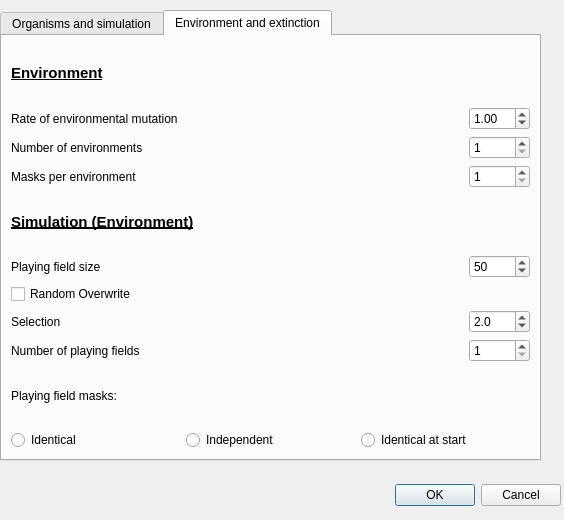
Old version of the form settings.ui in the repository palaeoware/trevosim.
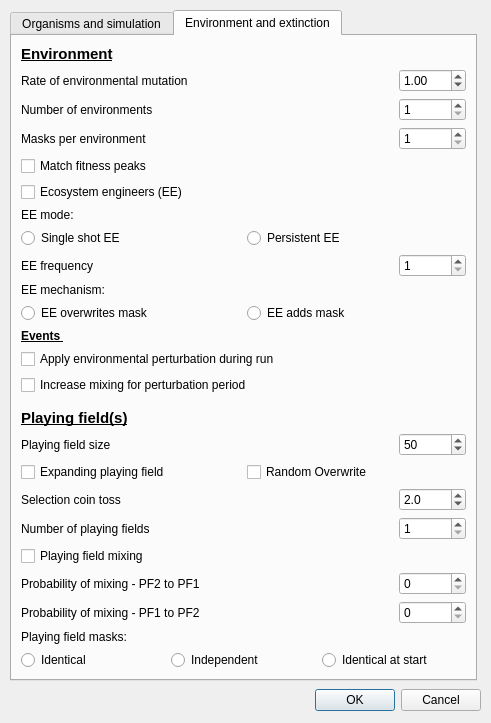
New version of the form.

What changed in the file:
```diff
--- a/settings.ui
+++ b/settings.ui
@@ -6,8 +6,8 @@
    <rect>
     <x>0</x>
     <y>0</y>
-    <width>564</width>
-    <height>520</height>
+    <width>491</width>
+    <height>723</height>
    </rect>
   </property>
   <property name="windowTitle">
@@ -16,10 +16,10 @@
   <widget class="QDialogButtonBox" name="buttonBox">
    <property name="geometry">
     <rect>
-     <x>10</x>
-     <y>470</y>
-     <width>551</width>
-     <height>51</height>
+     <x>0</x>
+     <y>680</y>
+     <width>481</width>
+     <height>41</height>
     </rect>
    </property>
    <property name="orientation">
@@ -32,10 +32,10 @@
   <widget class="QTabWidget" name="settingsTabWidget">
    <property name="geometry">
     <rect>
-     <x>0</x>
+     <x>10</x>
      <y>10</y>
-     <width>541</width>
-     <height>451</height>
+     <width>467</width>
+     <height>671</height>
     </rect>
    </property>
    <property name="currentIndex">
@@ -206,41 +206,94 @@
      <string>Environment and extinction</string>
     </attribute>
     <layout class="QGridLayout" name="gridLayout_2">
-     <item row="4" column="2">
-      <spacer name="horizontalSpacer">
-       <property name="orientation">
-        <enum>Qt::Horizontal</enum>
+     <item row="24" column="0">
+      <widget class="QLabel" name="label_15">
+       <property name="text">
+        <string>Probability of mixing - PF2 to PF1</string>
        </property>
-       <property name="sizeHint" stdset="0">
-        <size>
-         <width>40</width>
-         <height>20</height>
-        </size>
-       </property>
-      </spacer>
+      </widget>
      </item>
-     <item row="6" column="1">
-      <widget class="QLabel" name="label_17">
-       <property name="text">
-        <string>Masks per environment</string>
+     <item row="25" column="2">
+      <widget class="QSpinBox" name="s_mixing_0_to_1">
+       <property name="maximum">
+        <number>65535</number>
        </property>
       </widget>
      </item>
-     <item row="9" column="1">
-      <widget class="QCheckBox" name="c_random_overwrite">
+     <item row="15" column="0" colspan="3">
+      <widget class="QCheckBox" name="c_extinction">
        <property name="text">
-        <string>Random Overwrite</string>
+        <string>Apply environmental perturbation during run</string>
        </property>
       </widget>
      </item>
-     <item row="12" column="3">
+     <item row="20" column="0" colspan="3">
+      <layout class="QHBoxLayout" name="horizontalLayout_5">
+       <item>
+        <widget class="QCheckBox" name="c_expanding_playingfield">
+         <property name="text">
+          <string>Expanding playing field</string>
+         </property>
+        </widget>
+       </item>
+       <item>
+        <widget class="QCheckBox" name="c_random_overwrite">
+         <property name="text">
+          <string>Random Overwrite</string>
+         </property>
+        </widget>
+       </item>
+      </layout>
+     </item>
+     <item row="22" column="2">
       <widget class="QSpinBox" name="s_multiple">
        <property name="minimum">
         <number>1</number>
        </property>
       </widget>
      </item>
-     <item row="4" column="3">
+     <item row="2" column="0">
+      <widget class="QLabel" name="label_7">
+       <property name="text">
+        <string>Rate of environmental mutation</string>
+       </property>
+      </widget>
+     </item>
+     <item row="1" column="0">
+      <widget class="QLabel" name="label_14">
+       <property name="font">
+        <font>
+         <pointsize>11</pointsize>
+         <bold>true</bold>
+         <underline>true</underline>
+        </font>
+       </property>
+       <property name="text">
+        <string>Environment</string>
+       </property>
+      </widget>
+     </item>
+     <item row="2" column="1">
+      <spacer name="horizontalSpacer">
+       <property name="orientation">
+        <enum>Qt::Horizontal</enum>
+       </property>
+       <property name="sizeHint" stdset="0">
+        <size>
+         <width>40</width>
+         <height>20</height>
+        </size>
+       </property>
+      </spacer>
+     </item>
+     <item row="25" column="0">
+      <widget class="QLabel" name="label_21">
+       <property name="text">
+        <string>Probability of mixing - PF1 to PF2</string>
+       </property>
+      </widget>
+     </item>
+     <item row="2" column="2">
       <widget class="QDoubleSpinBox" name="s_environment_mutation">
        <property name="decimals">
         <number>2</number>
@@ -253,28 +306,182 @@
        </property>
       </widget>
      </item>
-     <item row="5" column="1">
+     <item row="19" column="2">
+      <widget class="QSpinBox" name="s_playingfield_size">
+       <property name="minimum">
+        <number>2</number>
+       </property>
+       <property name="maximum">
+        <number>10000</number>
+       </property>
+       <property name="value">
+        <number>50</number>
+       </property>
+      </widget>
+     </item>
+     <item row="23" column="0">
+      <widget class="QCheckBox" name="c_mixing">
+       <property name="text">
+        <string>Playing field mixing</string>
+       </property>
+      </widget>
+     </item>
+     <item row="10" column="1">
+      <spacer name="horizontalSpacer_3">
+       <property name="orientation">
+        <enum>Qt::Horizontal</enum>
+       </property>
+       <property name="sizeHint" stdset="0">
+        <size>
+         <width>40</width>
+         <height>20</height>
+        </size>
+       </property>
+      </spacer>
+     </item>
+     <item row="21" column="0">
+      <widget class="QLabel" name="label_23">
+       <property name="text">
+        <string>Selection coin toss</string>
+       </property>
+      </widget>
+     </item>
+     <item row="5" column="0">
+      <widget class="QCheckBox" name="c_match_fitness_peaks">
+       <property name="text">
+        <string>Match fitness peaks</string>
+       </property>
+      </widget>
+     </item>
+     <item row="16" column="0" colspan="3">
+      <widget class="QCheckBox" name="c_mixing_perturbation">
+       <property name="text">
+        <string>Increase mixing for perturbation period </string>
+       </property>
+      </widget>
+     </item>
+     <item row="24" column="2">
+      <widget class="QSpinBox" name="s_mixing_1_to_0">
+       <property name="maximum">
+        <number>65535</number>
+       </property>
+      </widget>
+     </item>
+     <item row="18" column="0">
+      <widget class="QLabel" name="label_20">
+       <property name="font">
+        <font>
+         <pointsize>11</pointsize>
+         <bold>true</bold>
+         <underline>true</underline>
+        </font>
+       </property>
+       <property name="text">
+        <string>Playing field(s)</string>
+       </property>
+      </widget>
+     </item>
+     <item row="26" column="0">
+      <widget class="QLabel" name="label_16">
+       <property name="text">
+        <string>Playing field masks:</string>
+       </property>
+      </widget>
+     </item>
+     <item row="3" column="0">
       <widget class="QLabel" name="label_19">
        <property name="text">
         <string>Number of environments</string>
        </property>
       </widget>
      </item>
-     <item row="8" column="1">
+     <item row="21" column="2">
+      <widget class="QDoubleSpinBox" name="s_selection">
+       <property name="decimals">
+        <number>1</number>
+       </property>
+       <property name="minimum">
+        <double>1.000000000000000</double>
+       </property>
+       <property name="value">
+        <double>2.000000000000000</double>
+       </property>
+      </widget>
+     </item>
+     <item row="10" column="0">
+      <widget class="QLabel" name="EE_Label">
+       <property name="text">
+        <string>EE frequency</string>
+       </property>
+      </widget>
+     </item>
+     <item row="3" column="2">
+      <widget class="QSpinBox" name="s_environment_number">
+       <property name="minimum">
+        <number>1</number>
+       </property>
+      </widget>
+     </item>
+     <item row="4" column="2">
+      <widget class="QSpinBox" name="s_masks_per_environment">
+       <property name="minimum">
+        <number>1</number>
+       </property>
+      </widget>
+     </item>
+     <item row="4" column="0">
+      <widget class="QLabel" name="label_17">
+       <property name="text">
+        <string>Masks per environment</string>
+       </property>
+      </widget>
+     </item>
+     <item row="22" column="0">
+      <widget class="QLabel" name="label_playingfieldNumber">
+       <property name="text">
+        <string>Number of playing fields</string>
+       </property>
+      </widget>
+     </item>
+     <item row="6" column="0">
+      <widget class="QCheckBox" name="c_ecosystem_engineers">
+       <property name="text">
+        <string>Ecosystem engineers (EE)</string>
+       </property>
+      </widget>
+     </item>
+     <item row="19" column="0">
       <widget class="QLabel" name="label_18">
        <property name="text">
         <string>Playing field size</string>
        </property>
       </widget>
      </item>
-     <item row="6" column="3">
-      <widget class="QSpinBox" name="s_masks_per_environment">
-       <property name="minimum">
-        <number>1</number>
-       </property>
-      </widget>
+     <item row="12" column="0" colspan="3">
+      <layout class="QHBoxLayout" name="horizontalLayout_4">
+       <item>
+        <widget class="QRadioButton" name="r_overwrite_mask">
+         <property name="text">
+          <string>EE overwrites mask</string>
+         </property>
+         <attribute name="buttonGroup">
+          <string notr="true">button_group_overwrite_add</string>
+         </attribute>
+        </widget>
+       </item>
+       <item>
+        <widget class="QRadioButton" name="r_add_mask">
+         <property name="text">
+          <string>EE adds mask</string>
+         </property>
+         <attribute name="buttonGroup">
+          <string notr="true">button_group_overwrite_add</string>
+         </attribute>
+        </widget>
+       </item>
+      </layout>
      </item>
-     <item row="16" column="1" colspan="3">
+     <item row="27" column="0" colspan="3">
       <layout class="QHBoxLayout" name="horizontalLayout">
        <item>
         <widget class="QRadioButton" name="r_identical">
@@ -299,94 +506,77 @@
        </item>
       </layout>
      </item>
-     <item row="5" column="3">
-      <widget class="QSpinBox" name="s_environment_number">
-       <property name="minimum">
-        <number>1</number>
+     <item row="17" column="0">
+      <spacer name="verticalSpacer">
+       <property name="orientation">
+        <enum>Qt::Vertical</enum>
        </property>
-      </widget>
-     </item>
-     <item row="10" column="1">
-      <widget class="QLabel" name="label_23">
-       <property name="text">
-        <string>Selection</string>
+       <property name="sizeHint" stdset="0">
+        <size>
+         <width>20</width>
+         <height>40</height>
+        </size>
        </property>
-      </widget>
+      </spacer>
      </item>
-     <item row="10" column="3">
-      <widget class="QDoubleSpinBox" name="s_selection">
-       <property name="decimals">
-        <number>1</number>
+     <item row="14" column="0">
+      <widget class="QLabel" name="label_22">
+       <property name="font">
+        <font>
+         <bold>true</bold>
+         <underline>true</underline>
+        </font>
        </property>
-       <property name="minimum">
-        <double>1.000000000000000</double>
-       </property>
-       <property name="value">
-        <double>2.000000000000000</double>
-       </property>
-      </widget>
-     </item>
-     <item row="4" column="1">
-      <widget class="QLabel" name="label_7">
        <property name="text">
-        <string>Rate of environmental mutation</string>
+        <string>Events </string>
        </property>
       </widget>
      </item>
-     <item row="8" column="3">
-      <widget class="QSpinBox" name="s_playingfield_size">
+     <item row="10" column="2">
+      <widget class="QSpinBox" name="s_EE_frequency">
        <property name="minimum">
-        <number>2</number>
+        <number>1</number>
        </property>
        <property name="maximum">
-        <number>10000</number>
+        <number>100000</number>
        </property>
-       <property name="value">
-        <number>50</number>
-       </property>
       </widget>
      </item>
-     <item row="15" column="1">
-      <widget class="QLabel" name="label_16">
+     <item row="7" column="0" colspan="3">
+      <widget class="QLabel" name="EE_Label_3">
        <property name="text">
-        <string>Playing field masks:</string>
+        <string>EE mode:</string>
        </property>
       </widget>
      </item>
-     <item row="12" column="1">
-      <widget class="QLabel" name="label_24">
-       <property name="text">
-        <string>Number of playing fields</string>
-       </property>
-      </widget>
+     <item row="9" column="0" colspan="3">
+      <layout class="QHBoxLayout" name="horizontalLayout_2">
+       <item>
+        <widget class="QRadioButton" name="r_once_EE">
+         <property name="text">
+          <string>Single shot EE</string>
+         </property>
+         <attribute name="buttonGroup">
+          <string notr="true">button_group_once_pers</string>
+         </attribute>
+        </widget>
+       </item>
+       <item>
+        <widget class="QRadioButton" name="r_persistent_EE">
+         <property name="text">
+          <string>Persistent EE</string>
+         </property>
+         <attribute name="buttonGroup">
+          <string notr="true">button_group_once_pers</string>
+         </attribute>
+        </widget>
+       </item>
+      </layout>
      </item>
-     <item row="2" column="1">
-      <widget class="QLabel" name="label_14">
-       <property name="font">
-        <font>
-         <pointsize>11</pointsize>
-         <weight>75</weight>
-         <bold>true</bold>
-         <underline>true</underline>
-        </font>
-       </property>
+     <item row="11" column="0">
+      <widget class="QLabel" name="EE_Label_2">
        <property name="text">
-        <string>Environment</string>
-       </property>
-      </widget>
-     </item>
-     <item row="7" column="1">
-      <widget class="QLabel" name="label_20">
-       <property name="font">
-        <font>
-         <pointsize>11</pointsize>
-         <weight>75</weight>
-         <bold>true</bold>
-         <underline>true</underline>
-        </font>
-       </property>
-       <property name="text">
-        <string>Simulation (Environment)</string>
+        <string>EE mechanism:</string>
        </property>
       </widget>
      </item>
```
Left out of the diff: 308 changed lines with no effect on the pictures.
